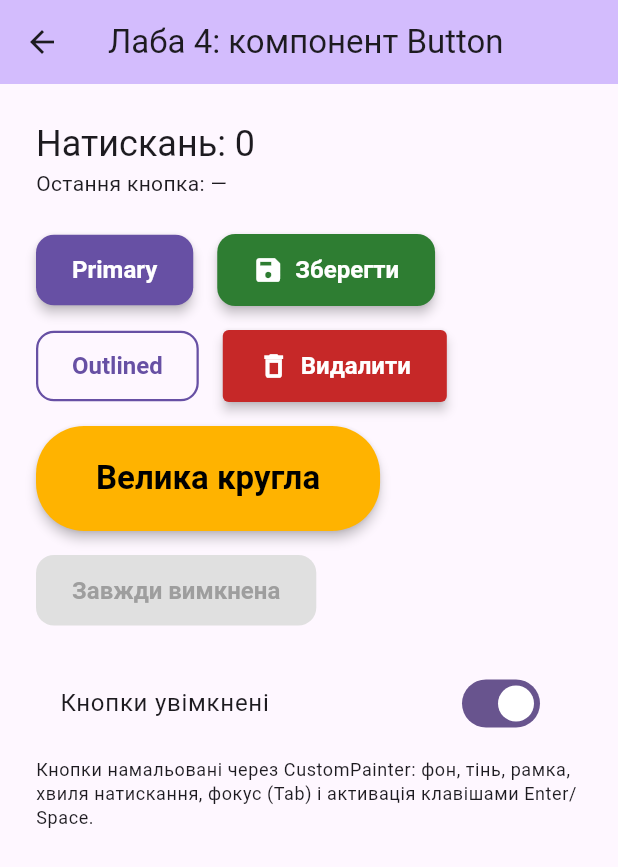
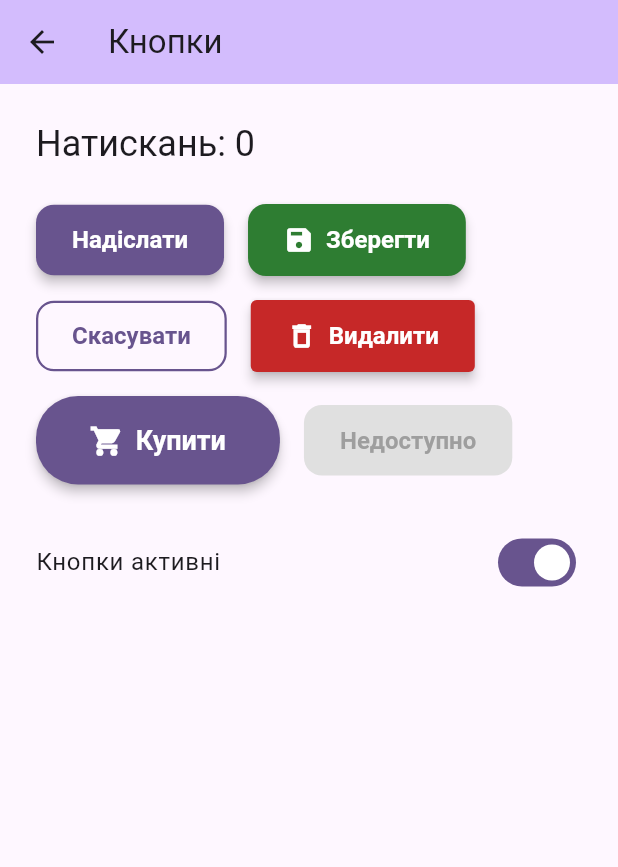
Before and after one commit to Byak-ko/flutter_lab1, a Flutter app: the ButtonPage screen opened by its route, on a phone screen of 412 x 824 dp. Shown: the top 867 px of the screen. Run offline on Flutter 3.47's test engine with Material 3 defaults, Android fonts, the phone set to English and light mode, and no system bars; our stand-ins replace sqflite, sqflite_common, sqflite_common_ffi, sqflite_common_ffi_web; accounts and stored records are empty.

Commit message:
Simplify UI (labs in drawer, plain titles)

```diff
--- a/lib/pages/button_page.dart
+++ b/lib/pages/button_page.dart
@@ -11,27 +11,26 @@ class ButtonPage extends StatefulWidget {
 
 class _ButtonPageState extends State<ButtonPage> {
   int _clicks = 0;
-  String _last = '—';
   bool _enabled = true;
 
-  void _press(String name) => setState(() {
-    _clicks++;
-    _last = name;
-  });
+  VoidCallback? get _onPressed =>
+      _enabled ? () => setState(() => _clicks++) : null;
 
   @override
   Widget build(BuildContext context) {
-    final textTheme = Theme.of(context).textTheme;
+    final primary = Theme.of(context).colorScheme.primary;
     return Scaffold(
       appBar: AppBar(
         backgroundColor: Theme.of(context).colorScheme.inversePrimary,
-        title: const Text('Лаба 4: компонент Button'),
+        title: const Text('Кнопки'),
       ),
       body: ListView(
         padding: const EdgeInsets.all(24),
         children: [
-          Text('Натискань: $_clicks', style: textTheme.headlineSmall),
-          Text('Остання кнопка: $_last'),
+          Text(
+            'Натискань: $_clicks',
+            style: Theme.of(context).textTheme.headlineSmall,
+          ),
           const SizedBox(height: 24),
           Wrap(
             spacing: 16,
@@ -39,20 +38,21 @@ class _ButtonPageState extends State<ButtonPage> {
             crossAxisAlignment: WrapCrossAlignment.center,
             children: [
               PaintedButton(
-                label: 'Primary',
+                label: 'Надіслати',
                 autofocus: true,
-                onPressed: _enabled ? () => _press('Primary') : null,
+                style: PaintedButtonStyle.filled(primary),
+                onPressed: _onPressed,
               ),
               PaintedButton(
                 label: 'Зберегти',
                 icon: Icons.save,
                 style: PaintedButtonStyle.filled(const Color(0xFF2E7D32)),
-                onPressed: _enabled ? () => _press('Зберегти') : null,
+                onPressed: _onPressed,
               ),
               PaintedButton(
-                label: 'Outlined',
-                style: PaintedButtonStyle.outlined(const Color(0xFF6750A4)),
-                onPressed: _enabled ? () => _press('Outlined') : null,
+                label: 'Скасувати',
+                style: PaintedButtonStyle.outlined(primary),
+                onPressed: _onPressed,
               ),
               PaintedButton(
                 label: 'Видалити',
@@ -61,40 +61,32 @@ class _ButtonPageState extends State<ButtonPage> {
                   const Color(0xFFC62828),
                   radius: 4,
                 ),
-                onPressed: _enabled ? () => _press('Видалити') : null,
+                onPressed: _onPressed,
               ),
               PaintedButton(
-                label: 'Велика кругла',
-                style:
-                    PaintedButtonStyle.filled(
-                      const Color(0xFFFFB300),
-                      radius: 32,
-                    ).copyWith(
-                      padding: const EdgeInsets.symmetric(
-                        horizontal: 40,
-                        vertical: 22,
-                      ),
-                      textStyle: const TextStyle(
-                        fontSize: 22,
-                        fontWeight: FontWeight.bold,
-                      ),
-                    ),
-                onPressed: _enabled ? () => _press('Велика кругла') : null,
+                label: 'Купити',
+                icon: Icons.shopping_cart,
+                style: PaintedButtonStyle.filled(primary, radius: 28).copyWith(
+                  padding: const EdgeInsets.symmetric(
+                    horizontal: 36,
+                    vertical: 18,
+                  ),
+                  textStyle: const TextStyle(
+                    fontSize: 18,
+                    fontWeight: FontWeight.w600,
+                  ),
+                ),
+                onPressed: _onPressed,
               ),
-              const PaintedButton(label: 'Завжди вимкнена', onPressed: null),
+              const PaintedButton(label: 'Недоступно', onPressed: null),
             ],
           ),
           const SizedBox(height: 24),
           SwitchListTile(
-            title: const Text('Кнопки увімкнені'),
+            contentPadding: EdgeInsets.zero,
+            title: const Text('Кнопки активні'),
             value: _enabled,
             onChanged: (v) => setState(() => _enabled = v),
-          ),
-          const SizedBox(height: 8),
-          Text(
-            'Кнопки намальовані через CustomPainter: фон, тінь, рамка, '
-            'хвиля натискання, фокус (Tab) і активація клавішами Enter/Space.',
-            style: textTheme.bodySmall,
           ),
         ],
       ),
```
Also changed, not shown: lib/main.dart (+49 -21 lines), lib/pages/checkbox_page.dart (+10 -13 lines), lib/pages/lists_page.dart (+17 -16 lines), 2 other files.
